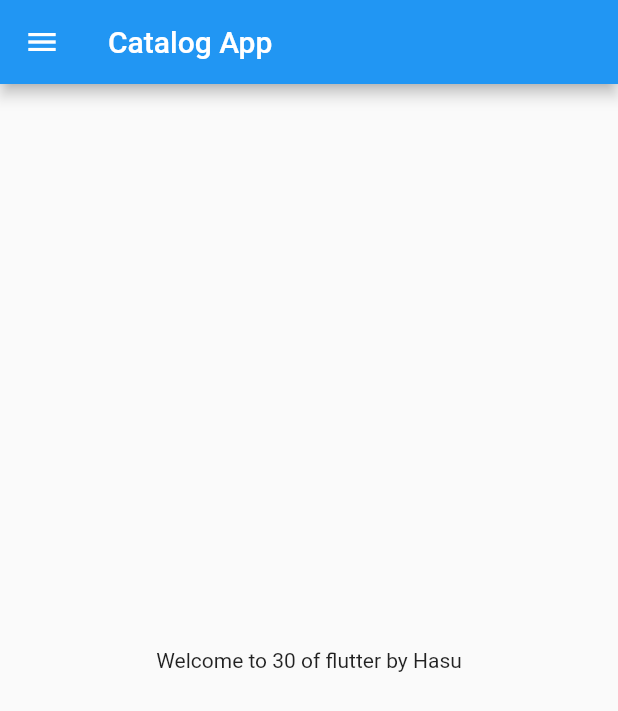
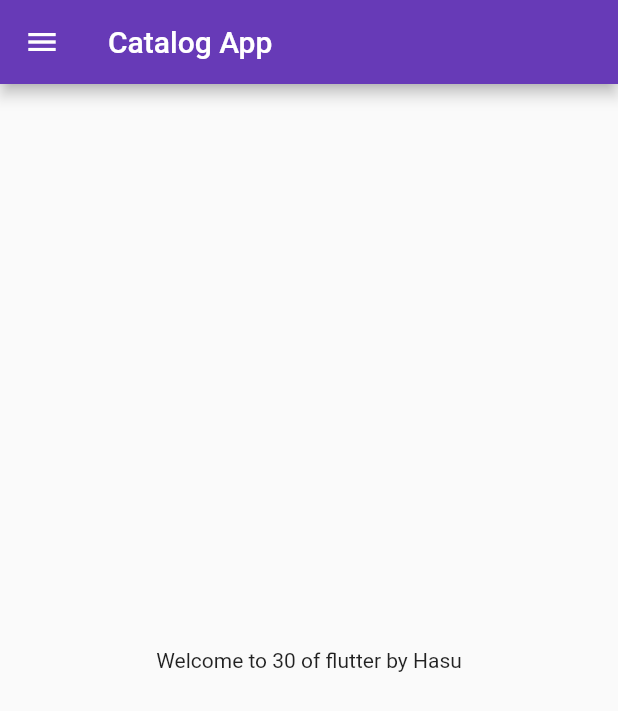
Before and after one commit to thehasu/flutter-catalog-app, a Flutter app: the screen it shows after launch, on a phone screen of 412 x 824 dp. Shown: the top 711 px of the screen. Run offline on Flutter 3.47's test engine with Material 2 defaults, Android fonts, the phone set to English and light mode, and no system bars.

Commit message:
Class 3 complete

```diff
--- a/lib/main.dart
+++ b/lib/main.dart
@@ -1,17 +1,28 @@
 import 'package:flutter/material.dart';
-import 'package:flutter_catalog/home_page.dart';
+import 'package:flutter_catalog/pages/home_page.dart';
+import 'package:flutter_catalog/pages/login_page.dart';
 
 void main() {
-  runApp(MyApp());
+  runApp(const MyApp());
 }
 
 class MyApp extends StatelessWidget {
-  MyApp({super.key});
+  const MyApp({super.key});
 
   @override
   Widget build(BuildContext context) {
     return MaterialApp(
-      home: HomePage(),
+      debugShowCheckedModeBanner: false,
+      //home: HomePage(),
+      themeMode: ThemeMode.system,
+      theme: ThemeData(primarySwatch: Colors.deepPurple),
+      darkTheme: ThemeData(brightness: Brightness.dark),
+      initialRoute: "/home",
+      routes: {
+        "/": (context) => LoginPage(),
+        "/home": (context) => HomePage(),
+        "/login": (context) => LoginPage()
+      },
     );
   }
 }
```
Also changed, not shown: lib/pages/login_page.dart (added, +17 -0 lines), lib/pages/home_page.dart (renamed from lib/home_page.dart).
